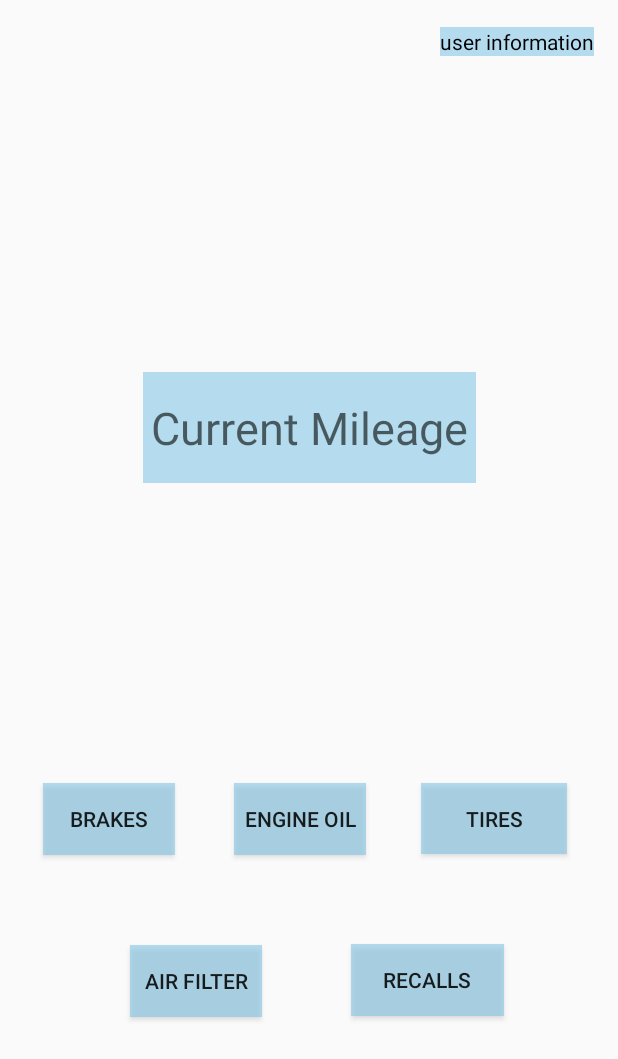
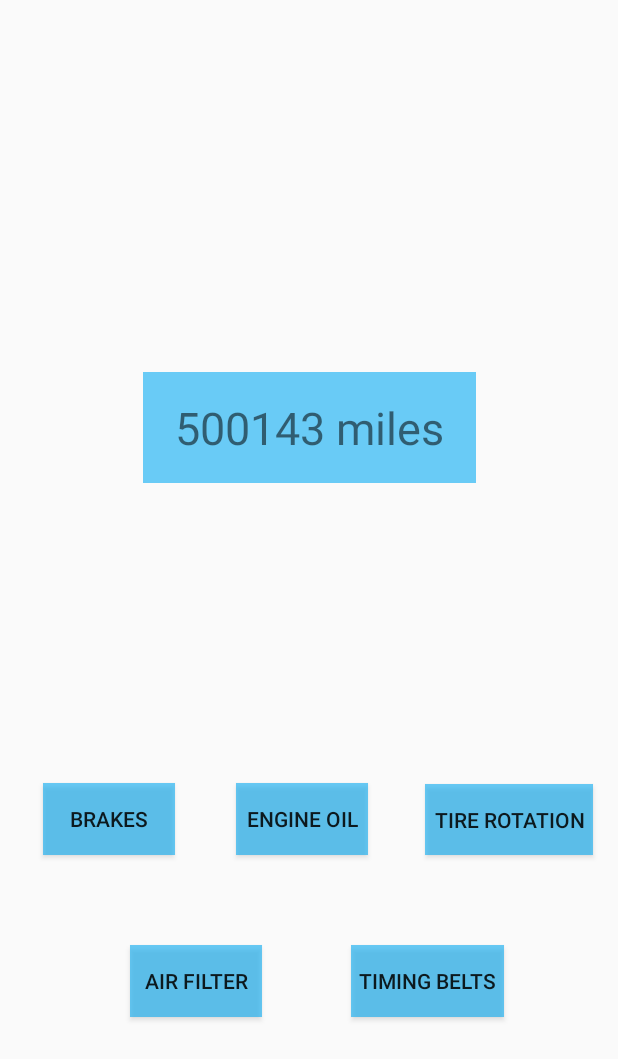
Before and after one commit to EdwardCordero/CARMA, an Android app: the layout fragment_car_information.xml on its own in the app's theme, with its tools: preview values and no code run, on a phone screen of 412 x 824 dp. Shown: the top 1059 px of the screen. Run offline under Robolectric (Android 15) with nearby library versions, the phone set to English and light mode, and no system bars.

Commit message:
Revert "I was able to pull some information from the database and display it …"

```diff
--- a/app/src/main/res/layout/fragment_car_information.xml
+++ b/app/src/main/res/layout/fragment_car_information.xml
@@ -1,32 +1,33 @@
 <?xml version="1.0" encoding="utf-8"?>
 <androidx.constraintlayout.widget.ConstraintLayout xmlns:android="http://schemas.android.com/apk/res/android"
-    xmlns:app="http://schemas.android.com/apk/res-auto"
-    xmlns:tools="http://schemas.android.com/tools"
+xmlns:app="http://schemas.android.com/apk/res-auto"
+xmlns:tools="http://schemas.android.com/tools"
     android:id="@+id/CarInformationLayout"
-    android:layout_width="match_parent"
-    android:layout_height="match_parent"
-    tools:context=".CarInformation">
+android:layout_width="match_parent"
+android:layout_height="match_parent"
+tools:context=".CarInformation">
 
+<!-- TODO: Update blank fragment layout -->
 
     <Button
         android:id="@+id/btnTires"
-        android:layout_width="97dp"
+        android:layout_width="112dp"
         android:layout_height="47dp"
-        android:background="#9582C7E6"
-        android:text="Tires"
+        android:background="#9503A9F4"
+        android:text="Tire Rotation"
         app:layout_constraintBottom_toBottomOf="parent"
         app:layout_constraintEnd_toEndOf="parent"
-        app:layout_constraintHorizontal_bias="0.891"
+        app:layout_constraintHorizontal_bias="0.944"
         app:layout_constraintStart_toStartOf="parent"
         app:layout_constraintTop_toTopOf="parent"
-        app:layout_constraintVertical_bias="0.672" />
+        app:layout_constraintVertical_bias="0.673" />
 
     <Button
         android:id="@+id/btnFluids"
         android:layout_width="wrap_content"
         android:layout_height="wrap_content"
         android:layout_marginStart="12dp"
-        android:background="#9582C7E6"
+        android:background="#9503A9F4"
         android:text="Engine Oil"
         app:layout_constraintBottom_toBottomOf="parent"
         app:layout_constraintEnd_toStartOf="@+id/btnTires"
@@ -36,12 +37,12 @@
         app:layout_constraintVertical_bias="0.673" />
 
     <Button
-        android:id="@+id/btnRecalls"
+        android:id="@+id/btnBelts"
         android:layout_width="102dp"
         android:layout_height="48dp"
         android:layout_marginEnd="76dp"
-        android:background="#9582C7E6"
-        android:text="Recalls"
+        android:background="#9503A9F4"
+        android:text="Timing Belts"
         app:layout_constraintBottom_toBottomOf="parent"
         app:layout_constraintEnd_toEndOf="parent"
         app:layout_constraintTop_toBottomOf="@+id/btnTires"
@@ -51,10 +52,10 @@
         android:id="@+id/btnAirFilter"
         android:layout_width="wrap_content"
         android:layout_height="wrap_content"
-        android:background="#9582C7E6"
+        android:background="#9503A9F4"
         android:text="Air Filter"
         app:layout_constraintBottom_toBottomOf="parent"
-        app:layout_constraintEnd_toStartOf="@+id/btnRecalls"
+        app:layout_constraintEnd_toStartOf="@+id/btnBelts"
         app:layout_constraintHorizontal_bias="0.592"
         app:layout_constraintStart_toStartOf="parent"
         app:layout_constraintTop_toBottomOf="@+id/btnBrakes"
@@ -64,7 +65,7 @@
         android:id="@+id/btnBrakes"
         android:layout_width="wrap_content"
         android:layout_height="wrap_content"
-        android:background="#9582C7E6"
+        android:background="#9503A9F4"
         android:text="Brakes"
         app:layout_constraintBottom_toBottomOf="parent"
         app:layout_constraintEnd_toEndOf="parent"
@@ -80,12 +81,12 @@
         android:id="@+id/currentMileage"
         android:layout_width="222dp"
         android:layout_height="74dp"
-        android:background="#9582C7E6"
+        android:background="#9503A9F4"
         android:gravity="center"
         android:inputType="number|text"
+        android:text="500143 miles"
         android:textAlignment="center"
         android:textSize="30sp"
-        android:hint="Current Mileage"
         app:layout_constraintBottom_toBottomOf="parent"
         app:layout_constraintEnd_toEndOf="parent"
         app:layout_constraintStart_toStartOf="parent"
@@ -104,20 +105,4 @@
         app:layout_constraintStart_toStartOf="parent"
         app:layout_constraintTop_toTopOf="parent" />
 
-    <TextView
-        android:id="@+id/usertextview"
-        android:layout_width="wrap_content"
-        android:layout_height="wrap_content"
-        android:text="user information"
-        android:textAlignment="textEnd"
-        android:textColor="@android:color/black"
-        android:background="#9582C7E6"
-        app:layout_constraintBottom_toBottomOf="parent"
-        app:layout_constraintEnd_toEndOf="parent"
-        app:layout_constraintHorizontal_bias="0.948"
-        app:layout_constraintStart_toStartOf="parent"
-        app:layout_constraintTop_toTopOf="parent"
-        app:layout_constraintVertical_bias="0.022" />
-
-
 </androidx.constraintlayout.widget.ConstraintLayout>
```
Also changed, not shown: app/src/main/java/com/finalproject/app/CarInformation.java (+35 -147 lines), app/src/main/res/layout/pop_up.xml (+5 -6 lines).
